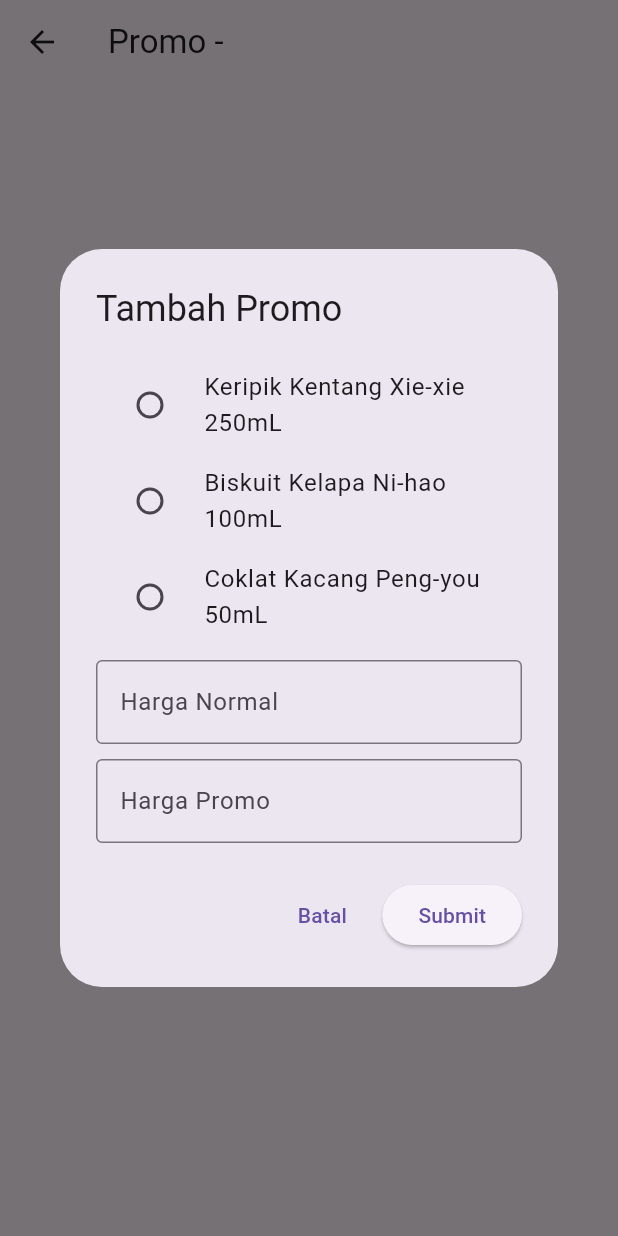
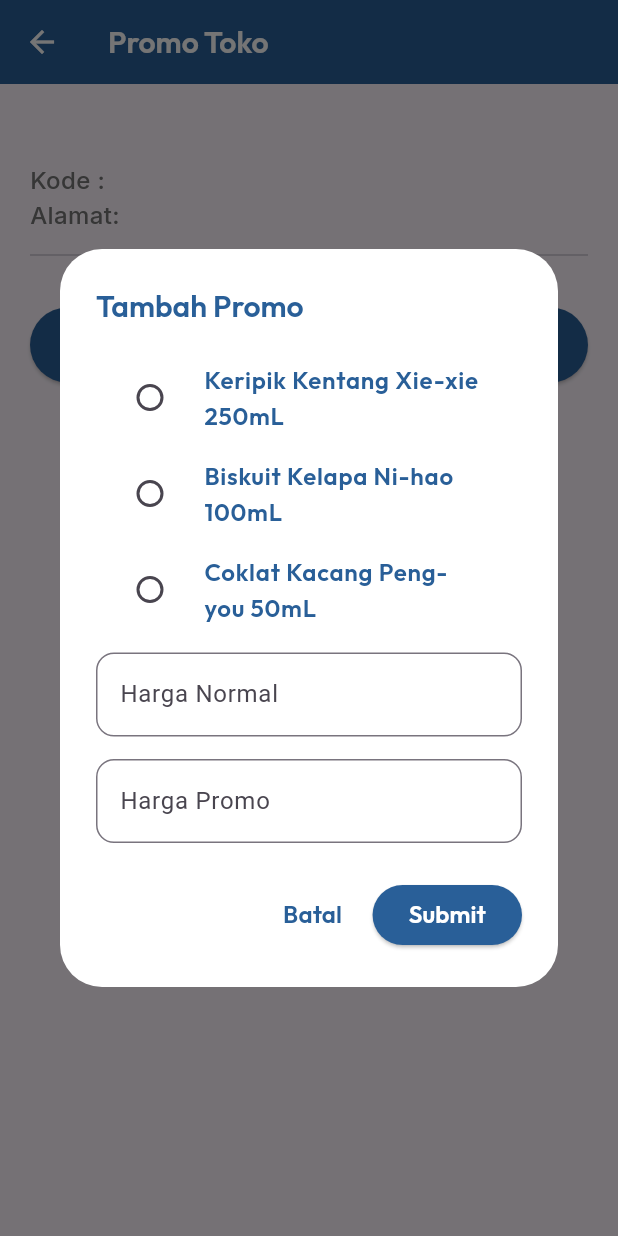
Before and after one commit to AmaliaSwastika/Monitoring-PandaBiru-Mobile, a Flutter app: the PromoShopScreen screen opened directly with empty values, after a tap on "Add Promo", on a phone screen of 412 x 824 dp. Run offline on Flutter 3.47's test engine with Material 3 defaults, Android fonts, the phone set to English and light mode, and no system bars; our stand-ins replace dio, google_fonts, shared_preferences; accounts and stored records are empty.

Commit message:
Update UI Pop Up Promo Product

```diff
--- a/lib/screen/promo_shop_screen.dart
+++ b/lib/screen/promo_shop_screen.dart
@@ -3,6 +3,8 @@ import 'package:panda_biru/model/store_model.dart';
 import 'package:panda_biru/model/promo_shop_model.dart';
 import 'package:panda_biru/services/promo_api.dart';
 import 'package:panda_biru/screen/list_shop_screen.dart';
+import 'package:panda_biru/theme/theme_color.dart';
+import 'package:panda_biru/theme/theme_text_style.dart';
 
 class PromoShopScreen extends StatefulWidget {
   final StoreModel store;
@@ -31,7 +33,8 @@ class _PromoShopScreenState extends State<PromoShopScreen> {
       context: context,
       builder: (context) {
         return AlertDialog(
-          title: const Text("Tambah Promo"),
+          backgroundColor: ThemeColor().whiteColor,
+          title: Text("Tambah Promo", style:ThemeTextStyle().popupPromo),
           content: SingleChildScrollView(
             child: Column(
               mainAxisSize: MainAxisSize.min,
@@ -40,9 +43,10 @@ class _PromoShopScreenState extends State<PromoShopScreen> {
                 Column(
   children: productOptions.map((product) {
     return RadioListTile<String>(
-                      title: Text(product),
+      title: Text(product, style: ThemeTextStyle().promoShop),
       value: product,
       groupValue: _selectedProduct,
+      activeColor: ThemeColor().blueColor, // warna ketika dipilih
       onChanged: (value) {
         setState(() {
           _selectedProduct = value;
@@ -53,24 +57,39 @@ class _PromoShopScreenState extends State<PromoShopScreen> {
     );
   }).toList(),
 ),
+
                 const SizedBox(height: 10),
 
                 TextField(
                   controller: _normalPriceController,
                   keyboardType: TextInputType.number,
-                  decoration: const InputDecoration(
+                    decoration: InputDecoration(
     labelText: "Harga Normal",
-                    border: OutlineInputBorder(),
+    border: OutlineInputBorder(
+      borderRadius: BorderRadius.circular(12),
+      borderSide: BorderSide(color: ThemeColor().blueColor),
+    ),
+    focusedBorder: OutlineInputBorder(
+      borderRadius: BorderRadius.circular(12),
+      borderSide: BorderSide(color: ThemeColor().blueColor),
     ),
   ),
-                const SizedBox(height: 10),
+                ),
+                const SizedBox(height: 15),
                 TextField(
                   controller: _promoPriceController,
                   keyboardType: TextInputType.number,
-                  decoration: const InputDecoration(
+                   decoration: InputDecoration(
     labelText: "Harga Promo",
-                    border: OutlineInputBorder(),
+    border: OutlineInputBorder(
+      borderRadius: BorderRadius.circular(12),
+      borderSide: BorderSide(color: ThemeColor().blueColor),
     ),
+    focusedBorder: OutlineInputBorder(
+      borderRadius: BorderRadius.circular(12),
+      borderSide: BorderSide(color: ThemeColor().blueColor),
+    ),
+    )
                 ),
               ],
             ),
@@ -78,7 +97,7 @@ class _PromoShopScreenState extends State<PromoShopScreen> {
           actions: [
   TextButton(
     onPressed: () => Navigator.pop(context),
-              child: const Text("Batal"),
+    child: Text("Batal",style: ThemeTextStyle().buttonPromo2),
   ),
   ElevatedButton(
     onPressed: () async {
@@ -112,9 +131,15 @@ class _PromoShopScreenState extends State<PromoShopScreen> {
         );
       }
     },
-              child: const Text("Submit"),
+    style: ElevatedButton.styleFrom(
+      backgroundColor: ThemeColor().blueColor, // warna button
+      foregroundColor: Colors.white,            // warna teks
+      minimumSize: const Size(80, 40),          // ukuran tombol
+    ),
+    child: Text("Submit", style: ThemeTextStyle().buttonPromo,),
   ),
 ],
+
         );
       },
     );
@@ -123,14 +148,48 @@ class _PromoShopScreenState extends State<PromoShopScreen> {
   @override
   Widget build(BuildContext context) {
     return Scaffold(
-      appBar: AppBar(title: Text("Promo - ${widget.store.name}")),
-      body: Center(
-        child: ElevatedButton.icon(
-          onPressed: _showAddPromoDialog,
-          icon: const Icon(Icons.add),
-          label: const Text("Add Promo"),
+     appBar: AppBar(
+        title: Text("Promo Toko",
+                  style: ThemeTextStyle().appBar,
+                ),
+        backgroundColor: ThemeColor().blueColor,
+        leading: IconButton(
+          icon: Icon(Icons.arrow_back, color: ThemeColor().whiteColor),
+          onPressed: () => Navigator.pop(context),
         ),
       ),
+      body: Padding(
+  padding: const EdgeInsets.all(20),
+  child: Column(
+    crossAxisAlignment: CrossAxisAlignment.start,
+    children: [
+      // Informasi toko
+      Text(widget.store.name, style: ThemeTextStyle().storeName),
+      const SizedBox(height: 8),
+      Text("Kode : ${widget.store.code}", style: ThemeTextStyle().storeDetail),
+      Text("Alamat: ${widget.store.address}", style: ThemeTextStyle().storeDetail),
+      const Divider(height: 30),
+
+      const SizedBox(height: 20),
+
+      // Tombol Add Promo di bawah
+      SizedBox(
+        width: double.infinity,
+        child: ElevatedButton(
+          onPressed: _showAddPromoDialog,
+          style: ElevatedButton.styleFrom(
+            backgroundColor: ThemeColor().blueColor,
+            foregroundColor: Colors.white,
+            minimumSize: const Size.fromHeight(50),
+          ),
+          child: Text("Add Promo", style: ThemeTextStyle().attendance),
+        ),
+      ),
+    ],
+  ),
+),
+
+
     );
   }
 }
--- a/lib/theme/theme_text_style.dart
+++ b/lib/theme/theme_text_style.dart
@@ -68,4 +68,28 @@ class ThemeTextStyle {
     fontWeight: FontWeight.w500,
     color: ThemeColor().grayColor,
   );
+
+  TextStyle popupPromo  = GoogleFonts.outfit(
+    fontSize: 20,
+    fontWeight: FontWeight.w600,
+    color: ThemeColor().blueColor,
+  );
+
+  TextStyle promoShop  = GoogleFonts.outfit(
+    fontSize: 16,
+    fontWeight: FontWeight.w600,
+    color: ThemeColor().blueColor,
+  );
+
+  TextStyle buttonPromo  = GoogleFonts.outfit(
+    fontSize: 16,
+    fontWeight: FontWeight.w600,
+    color: ThemeColor().whiteColor,
+  );
+
+  TextStyle buttonPromo2  = GoogleFonts.outfit(
+    fontSize: 16,
+    fontWeight: FontWeight.w600,
+    color: ThemeColor().blueColor,
+  );
 }
```
Lines whose indentation alone changed are shown as unchanged.
